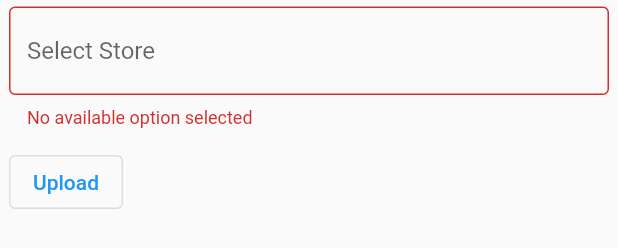
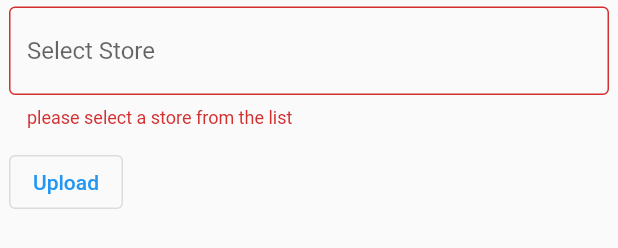
Before and after one commit to lmoyle1989/crowd_sourced_shopping_app, a Flutter app: the UploadScreen widget shown alone on an empty page, opened directly, after a tap on "Upload", on a phone screen of 412 x 824 dp. Shown: the part 406-654 px from the top of the screen. Run offline on Flutter 3.47's test engine with Material 2 defaults, Android fonts, the phone set to English and light mode, and no system bars; our stand-ins replace cloud_firestore, email_validator, firebase_core, location, shared_preferences; missing offline and left inert: flutter_barcode_scanner; accounts and stored records are empty; network calls fail.

Commit message:
store autocomplete -- completed

```diff
--- /dev/null
+++ b/flutter/lib/components/autocomplete_future.dart
@@ -0,0 +1,123 @@
+import 'dart:convert';
+
+import 'package:flutter/material.dart';
+import 'package:crowd_sourced_shopping_app/models/store.dart';
+import 'package:http/http.dart' as http;
+
+class AutoCompleteFuture extends StatefulWidget {
+  const AutoCompleteFuture({Key? key}) : super(key: key);
+
+  @override
+  State<AutoCompleteFuture> createState() => _AutoCompleteFutureState();
+}
+
+class _AutoCompleteFutureState extends State<AutoCompleteFuture> {
+  late Future<List<Store>?> _storeOptions;
+  int? autocompleteSelection;
+  bool dataReceived = false;
+
+  @override
+  void initState() {
+    super.initState();
+    _storeOptions = getStores();
+  }
+
+  @override
+  Widget build(BuildContext context) {
+    return RawAutocomplete<Store>(
+      displayStringForOption: (Store element) =>
+          "${element.name}, ${element.address}",
+      optionsBuilder: (TextEditingValue sName) async {
+        final data = await _storeOptions;
+        return data!.where((Store element) {
+          return "${element.name.toLowerCase()} ${element.address.toLowerCase()}"
+              .contains(sName.text.toLowerCase());
+        });
+      },
+      fieldViewBuilder: (BuildContext context,
+          TextEditingController textController,
+          FocusNode focus,
+          VoidCallback onSubmit) {
+        return autocompleteText(textController, focus, onSubmit);
+      },
+      optionsViewBuilder: (BuildContext context,
+          AutocompleteOnSelected<Store> onSelected,
+          Iterable<Store> storeOptions) {
+        return Material(
+          elevation: 5,
+          child: ListView.builder(
+              padding: const EdgeInsets.all(5),
+              itemCount: storeOptions.length,
+              itemBuilder: (BuildContext context, int index) {
+                Store opt = storeOptions.elementAt(index);
+                return GestureDetector(
+                  onTap: () {
+                    onSelected(opt);
+                  },
+                  child: ListTile(title: Text("${opt.name} ${opt.address}")),
+                );
+              }),
+        );
+      },
+      onSelected: (Store selectedStore) {
+        //String store = "${selectedStore.name} ${selectedStore.address}";
+        setState(() {
+          autocompleteSelection = selectedStore.id;
+        });
+      },
+    );
+  }
+
+  TextFormField autocompleteText(textController, focus, onSubmit) {
+    return TextFormField(
+        controller: textController,
+        focusNode: focus,
+        decoration: InputDecoration(
+            hintText: 'Select Store',
+            border: const OutlineInputBorder(),
+            suffix: dataReceived
+                ? null
+                : const SizedBox(
+                    height: 10,
+                    width: 10,
+                    child: CircularProgressIndicator(
+                      strokeWidth: 3,
+                    ))),
+        onChanged: (val) {
+          setState(() {
+            autocompleteSelection = null;
+          });
+        },
+        onFieldSubmitted: (String val) {
+          onSubmit();
+        },
+        validator: (String? val) {
+          if (autocompleteSelection == null) {
+            return "please select a store from the list";
+          }
+          return null;
+        });
+  }
+
+  Future<List<Store>?> getStores() async {
+    String? latitude = '44.5599852';
+    String? longitude = '-123.2939011';
+    const url_web = "crowd-sourced-shopping-cs467.herokuapp.com";
+    Uri uri = Uri.https(
+        url_web, '/stores', {'latitude': latitude, 'longitude': longitude});
+    http.Response res = await http.get(uri);
+    List<dynamic> data = jsonDecode(res.body);
+    if (res.statusCode == 200) {
+      setState(() {
+        dataReceived = true;
+      });
+      return data.map(
+        (e) {
+          return Store.fromJson(e);
+        },
+      ).toList();
+    }
+
+    return null;
+  }
+}
--- /dev/null
+++ b/flutter/lib/models/store.dart
@@ -0,0 +1,12 @@
+class Store {
+  int id;
+  String name;
+  String address;
+
+  Store({required this.id, required this.address, required this.name});
+
+  factory Store.fromJson(Map<String, dynamic> store) {
+    return Store(
+        address: store["address"], id: store["id"], name: store["name"]);
+  }
+}
--- a/flutter/lib/screens/upload_screen.dart
+++ b/flutter/lib/screens/upload_screen.dart
@@ -1,6 +1,7 @@
 import 'package:flutter/material.dart';
 import 'package:flutter/services.dart';
 import 'package:flutter_barcode_scanner/flutter_barcode_scanner.dart';
+import 'package:crowd_sourced_shopping_app/components/autocomplete_future.dart';
 import '/components/text_form_field.dart';
 
 class UploadScreen extends StatefulWidget {
@@ -14,13 +15,8 @@ class _UploadScreenState extends State<UploadScreen> {
   final _formKey = GlobalKey<FormState>();
   final TextEditingController _price = TextEditingController();
   final TextEditingController _barcode = TextEditingController();
-  final TextEditingController _tags= TextEditingController();
+  final TextEditingController _tags = TextEditingController();
   bool isChecked = false;
-  final List<Map<String, String>> _storeOptions = [
-    {"name": "safeway", "address": "1234"},
-    {"name": "vons", "address": '9876'}
-  ];
-  String? autocompleteSelection;
 
   @override
   Widget build(BuildContext context) {
@@ -75,10 +71,7 @@ class _UploadScreenState extends State<UploadScreen> {
                                       onPressed: scanBarcode,
                                       icon: const Icon(
                                           Icons.camera_alt_outlined))),
-                    validator: barcodeValidate
-                  )
-                )
-              ),
+                              validator: barcodeValidate))),
                 ],
               ),
               CrowdFormField(
@@ -89,9 +82,9 @@ class _UploadScreenState extends State<UploadScreen> {
                 contWidth: 1.0,
                 autocorrect: true,
               ),
-          Flexible(
+              const Flexible(
                   child: Padding(
-              padding: const EdgeInsets.all(6), child: getStores())),
+                      padding: EdgeInsets.all(6), child: AutoCompleteFuture())),
               Flexible(
                   child: Padding(
                       padding: const EdgeInsets.all(6),
@@ -102,9 +95,7 @@ class _UploadScreenState extends State<UploadScreen> {
                           _formKey.currentState!.validate();
                         },
                       ))),
-        ]
-      )
-    );
+            ]));
   }
 
   Future<void> scanBarcode() async {
@@ -144,74 +135,4 @@ class _UploadScreenState extends State<UploadScreen> {
     }
     return null;
   }
-
-  RawAutocomplete getStores() {
-    return RawAutocomplete<Map>(
-      displayStringForOption: (Map element) =>
-          "${element["name"]}, ${element["address"]}",
-      optionsBuilder: (TextEditingValue sName) {
-        return _storeOptions.where((Map<String, String> element) {
-          return "${element["name"]} ${element["address"]}"
-              .contains(sName.text.toLowerCase());
-        });
-      },
-      fieldViewBuilder: (BuildContext context,
-          TextEditingController textController,
-          FocusNode focus,
-          VoidCallback onSubmit) {
-        return autocompleteText(textController, focus, onSubmit);
-      },
-      optionsViewBuilder: (BuildContext context,
-          AutocompleteOnSelected<Map<dynamic, dynamic>> onSelected,
-          Iterable<Map<dynamic, dynamic>> storeOptions) {
-        return Material(
-          elevation: 5,
-          child: ListView.builder(
-              padding: const EdgeInsets.all(5),
-              itemCount: storeOptions.length,
-              itemBuilder: (BuildContext context, int index) {
-                final Map opt = storeOptions.elementAt(index);
-                return GestureDetector(
-                  onTap: () {
-                    onSelected(opt);
-                  },
-                  child:
-                      ListTile(title: Text("${opt["name"]} ${opt["address"]}")),
-                );
-              }),
-        );
-      },
-      onSelected: (Map selectedStore) {
-        String store = "${selectedStore["name"]} ${selectedStore["address"]}";
-        setState(() {
-          autocompleteSelection = store;
-        });
-      },
-    );
 }
-
-  TextFormField autocompleteText(textController, focus, onSubmit) {
-    return TextFormField(
-      controller: textController,
-      focusNode: focus,
-      decoration: const InputDecoration(
-        hintText: 'Select Store',
-        border: OutlineInputBorder(),
-      ),
-      onFieldSubmitted: (String val) {
-        onSubmit();
-      },
-      validator: (String? val) {
-        List selected = _storeOptions.map((element) {
-          if (val == "${element["name"]} ${element["address"]}") {
-            return true;
-          }
-        }).toList();
-        if (!selected.contains(true)) {
-          return "No available option selected";
-        }
-        return null;
-      },
-    );
-  }
-}
```
Lines whose indentation alone changed are shown as unchanged.
